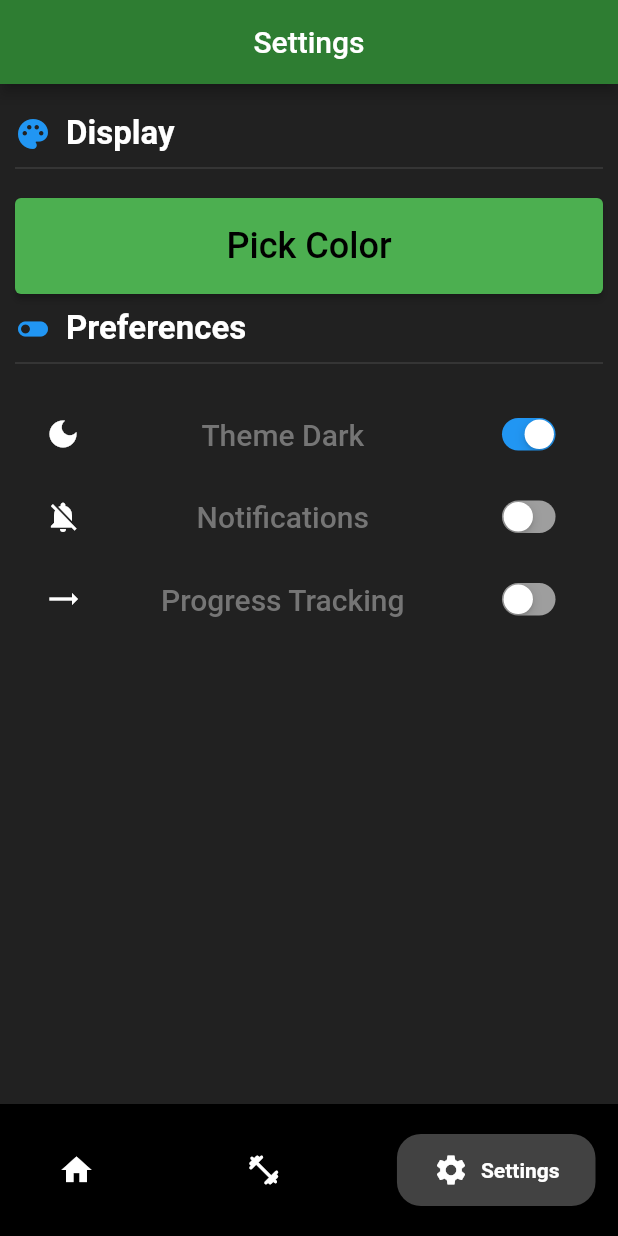
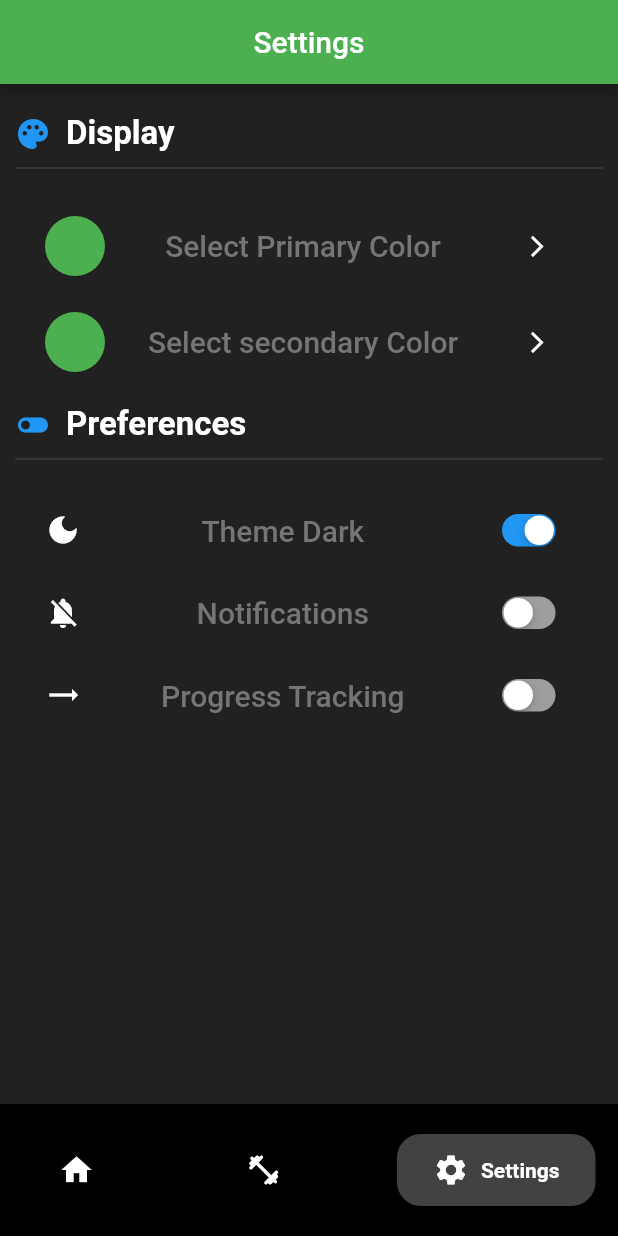
Before and after one commit to WillHAdair/WorkoutApplication, a Flutter app: the screen it shows after launch, swiped to page 3, on a phone screen of 412 x 824 dp. Run offline on Flutter 3.47's test engine with Material 2 defaults, Android fonts, the phone set to English and light mode, and no system bars; drawn by our look-alikes of google_nav_bar; our stand-ins replace flutter_colorpicker, flutter_heatmap_calendar, flutter_slidable, hive, hive_flutter; accounts and stored records are empty.

Commit message:
Made color picker change primary and secondary color

```diff
--- /dev/null
+++ b/lib/data/theme_provider.dart
@@ -0,0 +1,48 @@
+import 'package:flutter/material.dart';
+
+class ThemeProvider extends ChangeNotifier {
+  ThemeMode themeMode = ThemeMode.dark;
+  bool get isDarkMode => themeMode == ThemeMode.dark;
+
+  Color primaryColor = Colors.green;
+  Color secondaryColor = Colors.green.shade500;
+
+  ThemeData get lightTheme => ThemeData(
+        brightness: Brightness.light,
+        appBarTheme: AppBarTheme(
+          backgroundColor: primaryColor,
+        ),
+        colorScheme: ColorScheme.light(
+          background: Colors.grey.shade100,
+          primary: primaryColor,
+          secondary: secondaryColor,
+        ),
+      );
+
+  ThemeData get darkTheme => ThemeData(
+        brightness: Brightness.dark,
+        appBarTheme: AppBarTheme(
+          backgroundColor: primaryColor,
+        ),
+        colorScheme: ColorScheme.dark(
+          background: Colors.grey.shade900,
+          primary: primaryColor,
+          secondary: secondaryColor,
+        ),
+      );
+
+  void toggleTheme(bool newThemeValue) {
+    themeMode = newThemeValue ? ThemeMode.dark : ThemeMode.light;
+    notifyListeners();
+  }
+
+  void setPrimaryColor(Color color) {
+    primaryColor = color;
+    notifyListeners();
+  }
+
+  void setSecondaryColor(Color color) {
+    secondaryColor = color;
+    notifyListeners();
+  }
+}
--- a/lib/main.dart
+++ b/lib/main.dart
@@ -2,7 +2,7 @@ import 'package:flutter/material.dart';
 import 'package:hive_flutter/adapters.dart';
 import 'package:provider/provider.dart';
 import 'package:workout_app/pages/nav_bar.dart';
-import 'package:workout_app/theme/theme_provider.dart';
+import 'package:workout_app/data/theme_provider.dart';
 
 import 'data/workout_data.dart';
 
@@ -36,8 +36,8 @@ class MyApp extends StatelessWidget {
       debugShowCheckedModeBanner:  false,
       home: const BottomNavigation(),
       themeMode:  Provider.of<ThemeProvider>(context).themeMode,
-      theme: Provider.of<ThemeProvider>(context).light,
-      darkTheme: Provider.of<ThemeProvider>(context).dark,
+      theme: Provider.of<ThemeProvider>(context).lightTheme,
+      darkTheme: Provider.of<ThemeProvider>(context).darkTheme,
     );
   }
 }
--- a/lib/pages/settings_page.dart
+++ b/lib/pages/settings_page.dart
@@ -2,7 +2,7 @@ import 'package:flutter/cupertino.dart';
 import 'package:flutter/material.dart';
 import 'package:flutter_colorpicker/flutter_colorpicker.dart';
 import 'package:provider/provider.dart';
-import 'package:workout_app/theme/theme_provider.dart';
+import 'package:workout_app/data/theme_provider.dart';
 
 class SettingsPage extends StatefulWidget {
   const SettingsPage({super.key});
@@ -37,6 +37,7 @@ class SettingsPageState extends State<SettingsPage> {
       valNotify3 = newValue3;
     });
   }
+
   @override
   Widget build(BuildContext context) {
     return Scaffold(
@@ -63,17 +64,8 @@ class SettingsPageState extends State<SettingsPage> {
             const Divider(height: 20, thickness:  1),
             const SizedBox(height: 10),
             //Let the user choose their display options
-            ElevatedButton(
-              style: ElevatedButton.styleFrom(
-                padding: const EdgeInsets.symmetric(horizontal: 24, vertical: 18),
-              ),
-              onPressed: () => pickColor(context),
-              child: const Text(
-                'Pick Color',
-                style: TextStyle(fontSize: 24),
-              ),
-            ),
-
+            buildColorOption("Select Primary Color", isPrimary: true),
+            buildColorOption("Select secondary Color", isSecondary: true),
             const SizedBox(height: 10),
             const Row(
               children: [
@@ -127,19 +119,69 @@ class SettingsPageState extends State<SettingsPage> {
     );
   }
 
-  void pickColor(BuildContext context) => showDialog(
+Padding buildColorOption(String title, {bool isPrimary = false, bool isSecondary = false}) {
+  Color color;
+  if (isPrimary) {
+    color = Provider.of<ThemeProvider>(context).primaryColor;
+  } else if (isSecondary) {
+    color = Provider.of<ThemeProvider>(context).secondaryColor;
+  } else {
+    color = selectedColor;
+  }
+
+  return Padding(
+    padding: const EdgeInsets.symmetric(vertical: 8, horizontal: 20),
+    child: Row(
+      mainAxisAlignment: MainAxisAlignment.spaceBetween,
+      children: [
+        GestureDetector(
+          onTap: () => pickColor(context, isPrimary: isPrimary, isSecondary: isSecondary),
+          child: Container(
+            decoration: BoxDecoration(
+              shape: BoxShape.circle,
+              color: color,
+            ),
+            width: 40,
+            height: 40,
+          ),
+        ),
+        Text(
+          title,
+          style: TextStyle(
+            fontSize: 20,
+            fontWeight: FontWeight.w500,
+            color: Colors.grey[600],
+          ),
+        ),
+        Transform.scale(
+          scale: 0.7,
+          child: IconButton(
+            icon: const Icon(Icons.arrow_forward_ios),
+            onPressed: () => pickColor(context, isPrimary: isPrimary, isSecondary: isSecondary),
+            color: Colors.white,
+          ),
+        ),
+      ],
+    ),
+  );
+}
+
+void pickColor(BuildContext context, {bool isPrimary = false, bool isSecondary = false}) => showDialog(
       context: context,
       builder: (context) => AlertDialog(
         title: const Text('Pick color'),
         content: Column(
           mainAxisSize: MainAxisSize.min,
           children: [
-          buildColorPicker(),
+            buildColorPicker(isPrimary: isPrimary, isSecondary: isSecondary),
             TextButton(
               onPressed: () => Navigator.of(context).pop(),
               child: const Text(
                 'Select',
-              style: TextStyle(fontSize: 20),
+                style: TextStyle(
+                  fontSize: 20,
+                  color: Colors.white,
+                ),
               ),
             ),
           ],
@@ -147,10 +189,32 @@ class SettingsPageState extends State<SettingsPage> {
       ),
     );
 
-  Widget buildColorPicker() => ColorPicker(
+Widget buildColorPicker({bool isPrimary = false, bool isSecondary = false}) {
+  Color selectedColor;
+  if (isPrimary) {
+    selectedColor = Provider.of<ThemeProvider>(context).primaryColor;
+  } else if (isSecondary) {
+    selectedColor = Provider.of<ThemeProvider>(context).secondaryColor;
+  } else {
+    selectedColor = this.selectedColor;
+  }
+
+  return ColorPicker(
     pickerColor: selectedColor,
-    onColorChanged: (color) => setState(() => selectedColor = color),
+    onColorChanged: (color) {
+      setState(() {
+        if (isPrimary) {
+          Provider.of<ThemeProvider>(context, listen: false).setPrimaryColor(color);
+        } else if (isSecondary) {
+          Provider.of<ThemeProvider>(context, listen: false).setSecondaryColor(color);
+        } else {
+          selectedColor = color;
+        }
+      });
+    },
     enableAlpha: false,
     labelTypes: const [],
   );
 }
+
+}
--- a/lib/theme/dark_theme.dart
+++ /dev/null
@@ -1,13 +0,0 @@
-import 'package:flutter/material.dart';
-
-ThemeData darkTheme = ThemeData(
-  brightness: Brightness.dark,
-  appBarTheme: AppBarTheme(
-    backgroundColor: Colors.green.shade800,
-  ),
-  colorScheme: ColorScheme.dark(
-    background: Colors.grey.shade900,
-    primary: Colors.green,
-    secondary: Colors.green.shade500,
-  ),
-);
--- a/lib/theme/light_theme.dart
+++ /dev/null
@@ -1,13 +0,0 @@
-import 'package:flutter/material.dart';
-
-ThemeData lightTheme = ThemeData(
-  brightness: Brightness.light,
-  appBarTheme: AppBarTheme(
-    backgroundColor: Colors.green.shade800,
-  ),
-    colorScheme: ColorScheme.light(
-      background: Colors.grey.shade100,
-      primary: Colors.green,
-      secondary: Colors.green.shade500,
-  ),
-);
--- a/lib/theme/theme_provider.dart
+++ /dev/null
@@ -1,15 +0,0 @@
-import 'package:flutter/material.dart';
-import 'package:workout_app/theme/dark_theme.dart';
-import 'package:workout_app/theme/light_theme.dart';
-
-class ThemeProvider extends ChangeNotifier {
-  ThemeMode themeMode = ThemeMode.dark;
-  bool get isDarkMode => themeMode == ThemeMode.dark;
-  ThemeData dark = darkTheme;
-  ThemeData light = lightTheme;
-
-  void toggleTheme(bool newThemeValue) {
-    themeMode = newThemeValue ? ThemeMode.dark : ThemeMode.light;
-    notifyListeners();
-  }
-}
```
Lines whose indentation alone changed are shown as unchanged.
